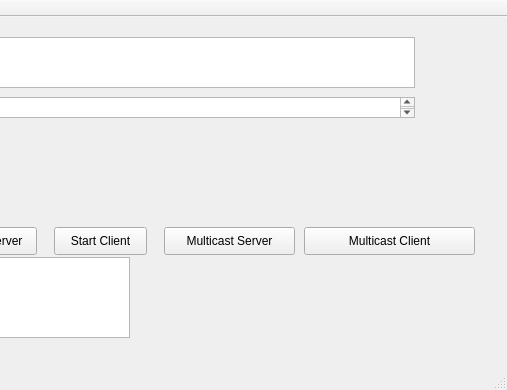
Above: CommAudio/mainwindow.ui from dmblake/ComAudio before the change; both pictures show x 286 to 793 and y 0 to 390 of the 793 by 390 pixel window. Below: the same form after it.
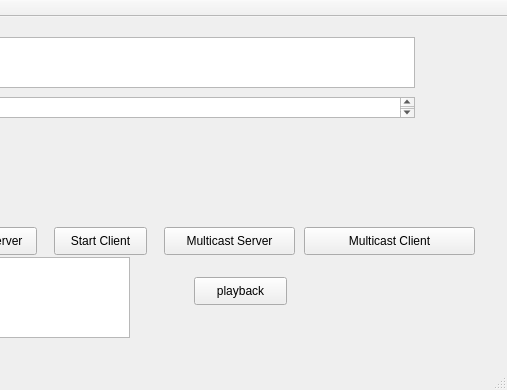
That is the form after the change.

Patch:
```diff
--- a/CommAudio/mainwindow.ui
+++ b/CommAudio/mainwindow.ui
@@ -155,6 +155,19 @@
      </rect>
     </property>
    </widget>
+   <widget class="QPushButton" name="playbackButton">
+    <property name="geometry">
+     <rect>
+      <x>480</x>
+      <y>260</y>
+      <width>93</width>
+      <height>28</height>
+     </rect>
+    </property>
+    <property name="text">
+     <string>playback</string>
+    </property>
+   </widget>
   </widget>
   <widget class="QMenuBar" name="menuBar">
    <property name="geometry">
```
